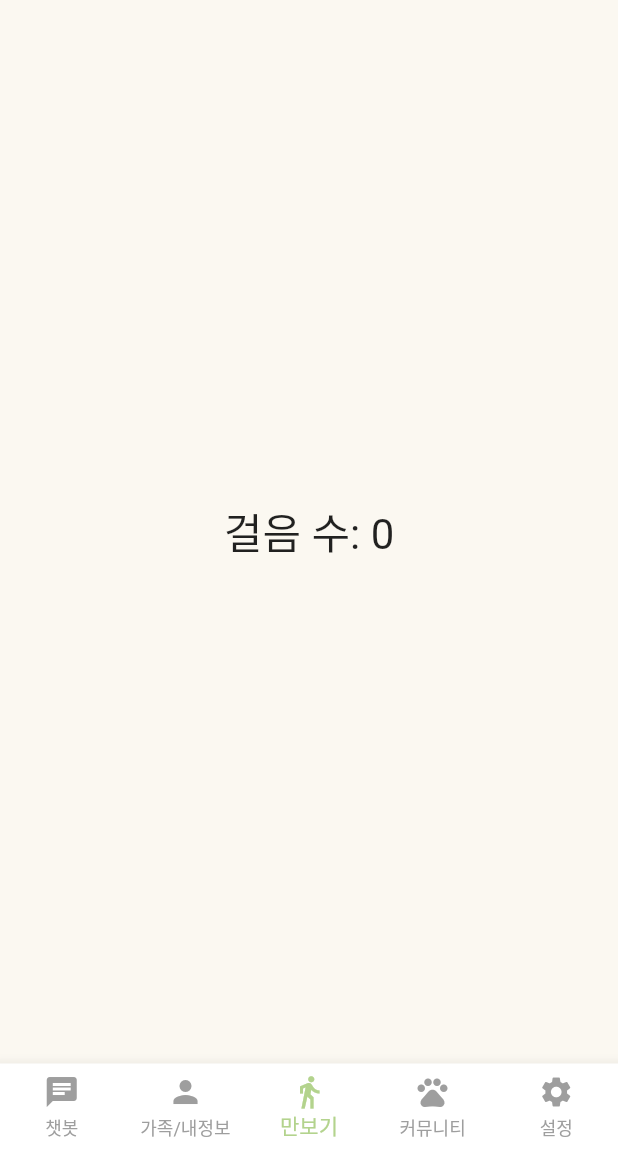
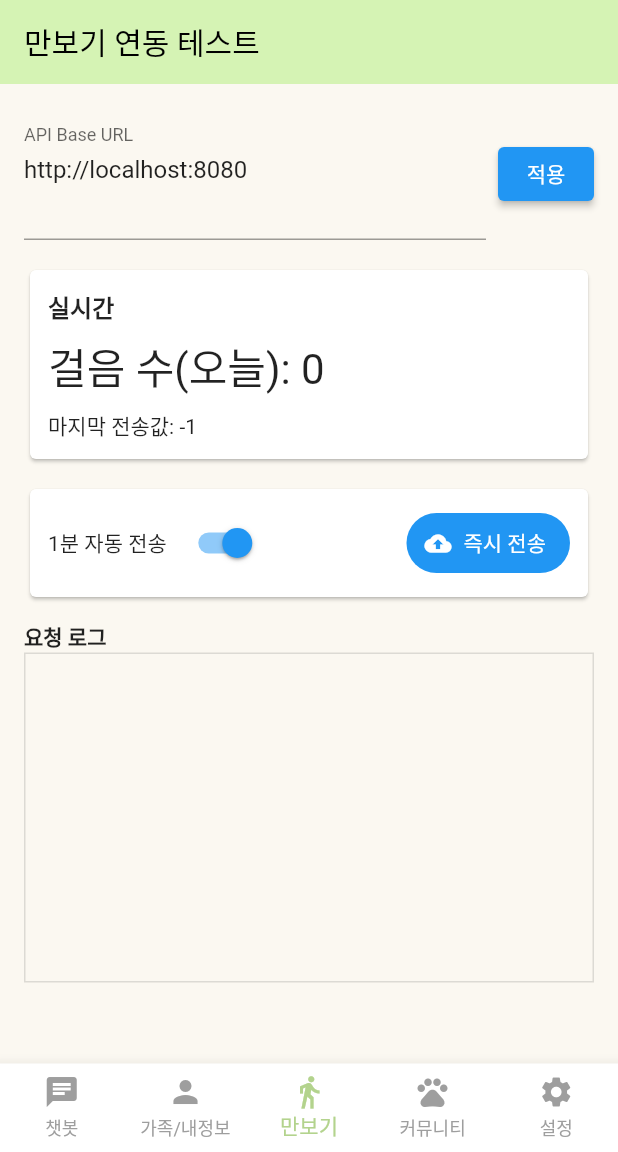
Before and after one commit to FitHouse/FitHouse-FE, a Flutter app: the screen it shows once a user with an empty profile is signed in, item 3 of the bottom bar chosen, on a phone screen of 412 x 824 dp, the part 84-1236 px from its top. Run offline on Flutter 3.47's test engine with Material 3 defaults, Android fonts, the phone set to English and light mode, and no system bars; our stand-ins replace dio, firebase_auth, firebase_core, image_picker; accounts and stored records are empty; Roboto replaces fonts that are missing (Pretendard).

Commit message:
[FEAT] 만보기 FRONT 진행 (BACK 연동O) - 개인 화면 확인

```diff
--- a/lib/screens/step_counter_screen.dart
+++ b/lib/screens/step_counter_screen.dart
@@ -1,7 +1,10 @@
 import 'dart:async';
+import 'dart:convert';
+import 'dart:io';
 import 'package:flutter/material.dart';
 import 'package:flutter/services.dart';
 import 'package:dio/dio.dart';
+import 'package:fithouse/api/http_client.dart'; // 기존에 작성된 authHeaders 함수가 있는 파일
 
 class StepCounterScreen extends StatefulWidget {
   const StepCounterScreen({super.key});
@@ -10,24 +13,40 @@ class StepCounterScreen extends StatefulWidget {
 }
 
 class _StepCounterScreenState extends State<StepCounterScreen> with WidgetsBindingObserver {
+  // 네이티브에서 보내는 걸음 이벤트 채널
   static const _eventChannel = EventChannel('step_counter/events');
 
-  final _dio = Dio(BaseOptions(baseUrl: 'http://<YOUR_SERVER_HOST>:<PORT>')); // TODO: 서버 주소
+  // 기본 Base URL (에뮬레이터/기기 구분 안내)
+  // adb reverse를 사용하거나 실제 PC의 IP로 변경
+  static const String _defaultAndroid = 'http://localhost:8080';
+  static const String _defaultOther   = 'http://localhost:8080';
+  String get _initialBaseUrl => Platform.isAndroid ? _defaultAndroid : _defaultOther;
+
+  final _baseUrlCtrl = TextEditingController();
+  late Dio _dio;
+
   StreamSubscription? _sub;
   Timer? _tick;
 
-  int _steps = 0;          // “오늘 누적” (네이티브에서 상대값으로 세팅했으면 그대로 사용)
-  int _lastSent = -1;      // 직전에 서버로 보낸 값(중복 전송 방지)
+  int _steps = 0;
+  int _lastSent = -1;
   String? _error;
 
-  final int _userId = 6;   // TODO: 실제 로그인 사용자 ID로 대체(또는 토큰 인증)
+  bool _autoSend = true;
+  bool _loading = false;
+  String _log = '';
+
+  // 서버에 보낼 사용자 ID (실제 로그인 사용자로 교체/토큰으로 대체 가능)
+  final int _userId = 6;
 
   @override
   void initState() {
     super.initState();
     WidgetsBinding.instance.addObserver(this);
 
-    // 센서 스트림 구독 (실시간 표시)
+    _baseUrlCtrl.text = _initialBaseUrl;
+    _dio = Dio(BaseOptions(baseUrl: _baseUrlCtrl.text));
+
     _sub = _eventChannel.receiveBroadcastStream().listen((event) {
       setState(() {
         _steps = (event as num).toInt();
@@ -37,38 +56,62 @@ class _StepCounterScreenState extends State<StepCounterScreen> with WidgetsBindi
       setState(() => _error = e.toString());
     });
 
-    // 1분마다 서버 저장
-    _tick = Timer.periodic(const Duration(minutes: 1), (_) => _flush());
+    _startAutoTick();
   }
 
-  // 앱 포그라운드/백그라운드 전환 시에도 한 번 저장(선택)
+  void _startAutoTick() {
+    _tick?.cancel();
+    if (_autoSend) {
+      _tick = Timer.periodic(const Duration(minutes: 1), (_) => _flush());
+    }
+  }
+
   @override
   void didChangeAppLifecycleState(AppLifecycleState state) {
     if (state == AppLifecycleState.inactive || state == AppLifecycleState.paused) {
-      _flush(); // 백그라운드 진입 전에 한 번 저장
+      _flush();
     }
   }
 
+  void _appendLog(String s) {
+    setState(() {
+      _log = '${DateTime.now().toIso8601String()}  $s\n$_log';
+    });
+  }
+
+  Future<void> _applyBaseUrl() async {
+    _dio = Dio(BaseOptions(baseUrl: _baseUrlCtrl.text.trim()));
+    _appendLog('Base URL 변경: ${_baseUrlCtrl.text.trim()}');
+    _showSnack('Base URL 적용 완료');
+  }
+
   Future<void> _flush() async {
-    // 같은 값이면 전송 생략(트래픽 절약)
-    if (_steps == _lastSent) return;
+    if (_steps == _lastSent) {
+      _appendLog('전송 생략(값 동일): $_steps');
+      return;
+    }
 
+    setState(() => _loading = true);
     try {
       final nowIso = DateTime.now().toIso8601String();
-      await _dio.put(
+
+      // Authorization 헤더와 X-User-Id 헤더를 함께 가져오기
+      final headers = await authHeaders();
+      headers['X-User-Id'] = _userId.toString();
+
+      final res = await _dio.put(
         '/api/steps/today',
-        data: {
-          'steps': _steps,       // 오늘 누적(단조 증가)
-          'clientAt': nowIso,    // 서버에서 Asia/Seoul 기준 날짜 계산
-        },
-        options: Options(headers: {
-          'X-User-Id': _userId.toString(), // or Authorization: Bearer <token>
-        }),
+        data: {'steps': _steps, 'clientAt': nowIso},
+        options: Options(headers: headers),
       );
       _lastSent = _steps;
+      _appendLog('PUT /api/steps/today ${res.statusCode} ${res.data}');
+      _showSnack('서버 저장 성공: $_steps');
     } catch (e) {
-      // 네트워크 에러는 조용히 무시하고 다음 주기에 재시도
-      debugPrint('push steps failed: $e');
+      _appendLog('전송 실패: $e');
+      _showSnack('서버 저장 실패: $e');
+    } finally {
+      if (mounted) setState(() => _loading = false);
     }
   }
 
@@ -77,15 +120,104 @@ class _StepCounterScreenState extends State<StepCounterScreen> with WidgetsBindi
     WidgetsBinding.instance.removeObserver(this);
     _tick?.cancel();
     _sub?.cancel();
+    _baseUrlCtrl.dispose();
     super.dispose();
   }
 
   @override
   Widget build(BuildContext context) {
-    return Center(
-      child: _error != null
-          ? Text('Error: $_error')
-          : Text('걸음 수: $_steps', style: const TextStyle(fontSize: 28)),
+    return Scaffold(
+      appBar: AppBar(title: const Text('만보기 연동 테스트')),
+      body: AbsorbPointer(
+        absorbing: _loading,
+        child: ListView(
+          padding: const EdgeInsets.all(16),
+          children: [
+            Row(
+              children: [
+                Expanded(
+                  child: TextField(
+                    controller: _baseUrlCtrl,
+                    decoration: const InputDecoration(
+                      labelText: 'API Base URL',
+                      hintText: '예: http://10.0.2.2:8080 (에뮬레이터)\n실기기는 PC IP 사용 예: http://192.168.x.x:8080',
+                    ),
+                    maxLines: 2,
+                  ),
+                ),
+                const SizedBox(width: 8),
+                ElevatedButton(
+                  onPressed: _applyBaseUrl,
+                  child: const Text('적용'),
+                ),
+              ],
+            ),
+            const SizedBox(height: 16),
+            Card(
+              child: Padding(
+                padding: const EdgeInsets.all(12),
+                child: Column(
+                  crossAxisAlignment: CrossAxisAlignment.start,
+                  children: [
+                    const Text('실시간', style: TextStyle(fontSize: 16, fontWeight: FontWeight.w600)),
+                    const SizedBox(height: 8),
+                    Text('걸음 수(오늘): $_steps', style: const TextStyle(fontSize: 28)),
+                    const SizedBox(height: 8),
+                    Text('마지막 전송값: $_lastSent'),
+                    if (_error != null) ...[
+                      const SizedBox(height: 8),
+                      Text('에러: $_error', style: const TextStyle(color: Colors.red)),
+                    ],
+                  ],
+                ),
+              ),
+            ),
+            const SizedBox(height: 12),
+            Card(
+              child: Padding(
+                padding: const EdgeInsets.all(12),
+                child: Row(
+                  children: [
+                    Expanded(
+                      child: Row(
+                        children: [
+                          const Text('1분 자동 전송'),
+                          const SizedBox(width: 8),
+                          Switch(
+                            value: _autoSend,
+                            onChanged: (v) {
+                              setState(() => _autoSend = v);
+                              _startAutoTick();
+                            },
+                          ),
+                        ],
+                      ),
+                    ),
+                    FilledButton.icon(
+                      onPressed: _flush,
+                      icon: const Icon(Icons.cloud_upload),
+                      label: const Text('즉시 전송'),
+                    ),
+                  ],
+                ),
+              ),
+            ),
+            const SizedBox(height: 12),
+            const Text('요청 로그', style: TextStyle(fontWeight: FontWeight.w600)),
+            Container(
+              height: 220,
+              padding: const EdgeInsets.all(8),
+              decoration: BoxDecoration(border: Border.all(color: Colors.black12)),
+              child: SingleChildScrollView(child: Text(_log)),
+            ),
+          ],
+        ),
+      ),
     );
   }
+
+  void _showSnack(String msg) {
+    if (!mounted) return;
+    ScaffoldMessenger.of(context).showSnackBar(SnackBar(content: Text(msg)));
+  }
 }
```
